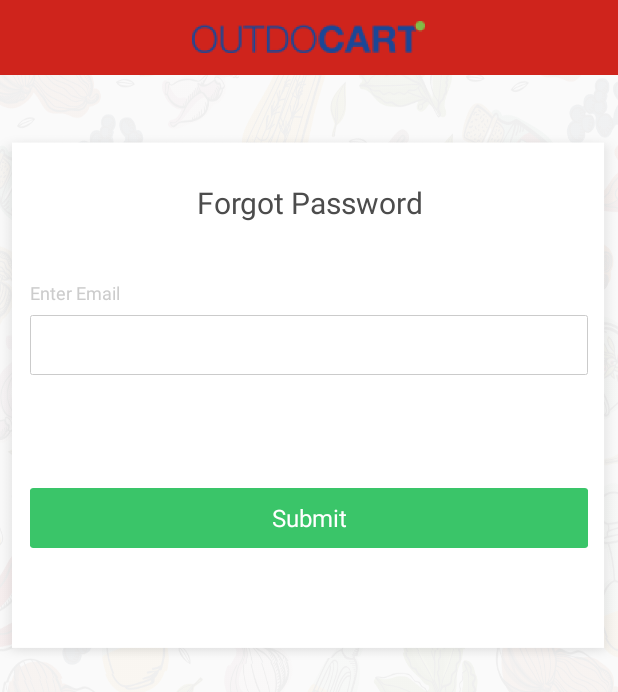
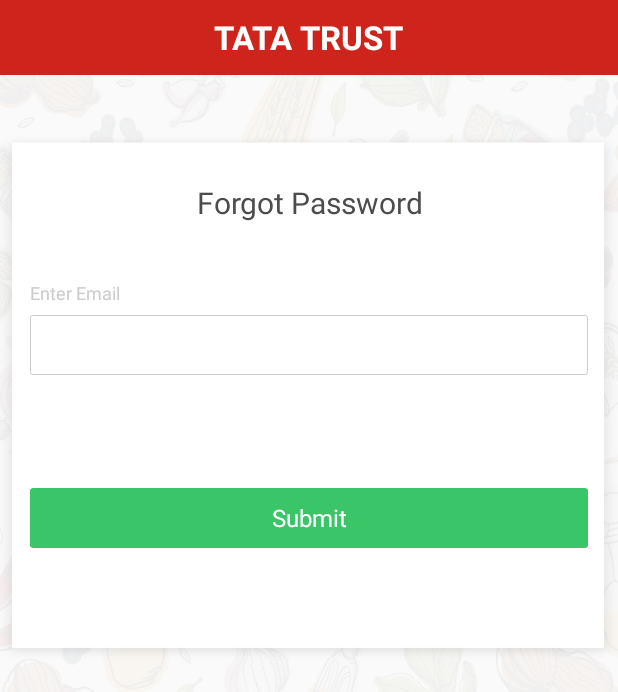
Before and after one commit to ruhibhandari21/FoodDelivery, an Android app: the ForgotPasswordActivity screen opened directly, with no data from a screen before it, on a phone screen of 412 x 824 dp. Shown: the top 692 px of the screen. Run offline under Robolectric (Android 15) with nearby library versions, the phone set to English and light mode, and no system bars.

```diff
--- a/app/src/main/java/com/cloverinfosoft/fooddelivery/dashboard/AddToCartActivity.java
+++ b/app/src/main/java/com/cloverinfosoft/fooddelivery/dashboard/AddToCartActivity.java
@@ -192,6 +192,12 @@
                 if (jsonObject.optString("status").equals("success")) {
                     int quantity = 0;
                     JSONArray jsonArray = jsonObject.optJSONArray("items");
+                    if(jsonArray.length()==0)
+                    {
+                        tv_noitem.setVisibility(View.VISIBLE);
+                        add_to_cart.setVisibility(View.GONE);
+                        return;
+                    }
                     for (int i = 0; i < jsonArray.length(); i++) {
                         JSONObject jsonObject1 = jsonArray.optJSONObject(i);
                         CartItemsModel cartItemsModel = new CartItemsModel();
@@ -249,12 +255,12 @@
                 break;
 
             case "makeDummyOrderReadyForOnlinePayment":
-                if (jsonObject.optString("status").equals("success")) {
+              //  if (jsonObject.optString("status").equals("success")) {
                     callupdateDummyOrderBytxnid(jsonObject.optString("paymentId"));
 
-                } else {
-                    Toast.makeText(mContext, jsonObject.optString("msg"), Toast.LENGTH_SHORT).show();
-                }
+//                } else {
+//                    Toast.makeText(mContext, jsonObject.optString("msg"), Toast.LENGTH_SHORT).show();
+//                }
                 break;
             case "updateDummyOrderBytxnid":
                 if (jsonObject.optString("status").equals("success")) {
--- a/app/src/main/res/layout/activity_dashboard.xml
+++ b/app/src/main/res/layout/activity_dashboard.xml
@@ -25,13 +25,16 @@
             android:layout_width="match_parent"
             android:background="@color/colorRed"
             android:layout_height="50dp">
-            <ImageView
+            <TextView
                 android:textColor="@color/colorWhite"
                 android:layout_width="wrap_content"
                 android:layout_height="wrap_content"
-
+android:text="TATA TRUST"
+                android:textAllCaps="true"
+                android:fontFamily="sans-serif"
+                android:textSize="22sp"
+                android:textStyle="bold"
                 android:layout_centerInParent="true"
-                android:src="@mipmap/logo"
 
                 />
         </RelativeLayout>
--- a/app/src/main/res/layout/activity_forgot_password.xml
+++ b/app/src/main/res/layout/activity_forgot_password.xml
@@ -1,153 +1,154 @@
 <?xml version="1.0" encoding="utf-8"?>
-<ScrollView
-    xmlns:android="http://schemas.android.com/apk/res/android"
+<ScrollView xmlns:android="http://schemas.android.com/apk/res/android"
     android:layout_width="match_parent"
-    android:background="@mipmap/login_pattern"
     android:layout_height="match_parent"
-    >
+    android:background="@mipmap/login_pattern">
+
     <LinearLayout
         android:id="@+id/activity_login"
         android:layout_width="match_parent"
         android:layout_height="match_parent"
-        android:orientation="vertical"
-        >
+        android:orientation="vertical">
+
         <RelativeLayout
             android:layout_width="match_parent"
-            android:background="@color/colorRed"
-            android:layout_height="50dp">
-            <ImageView
-                android:textColor="@color/colorWhite"
+            android:layout_height="50dp"
+            android:background="@color/colorRed">
+
+            <TextView
                 android:layout_width="wrap_content"
                 android:layout_height="wrap_content"
-
                 android:layout_centerInParent="true"
-                android:src="@mipmap/logo"
+                android:fontFamily="sans-serif"
+                android:text="TATA TRUST"
+                android:textAllCaps="true"
+                android:textColor="@color/colorWhite"
+                android:textSize="22sp"
+                android:textStyle="bold"
 
                 />
         </RelativeLayout>
+
         <LinearLayout
-            android:elevation="2dp"
-            android:padding="10dp"
+            android:layout_width="match_parent"
+            android:layout_height="350dp"
             android:layout_marginTop="40dp"
             android:background="@mipmap/login_bg"
+            android:elevation="2dp"
             android:orientation="vertical"
-            android:layout_width="match_parent"
-            android:layout_height="350dp">
+            android:padding="10dp">
 
             <TextView
                 android:id="@+id/tv_title"
-                android:textColor="@color/colorTextColor"
                 android:layout_width="match_parent"
                 android:layout_height="50dp"
+                android:layout_marginTop="10dp"
                 android:fontFamily="sans-serif"
                 android:gravity="center"
                 android:text="Forgot Password"
-                android:layout_marginTop="10dp"
-                android:textSize="20sp"
-                />
+                android:textColor="@color/colorTextColor"
+                android:textSize="20sp" />
 
             <LinearLayout
+                android:layout_width="match_parent"
+                android:layout_height="wrap_content"
                 android:layout_marginRight="10dp"
                 android:layout_marginTop="20dp"
-                android:weightSum="2"
                 android:orientation="vertical"
-                android:layout_width="match_parent"
-                android:layout_height="wrap_content">
+                android:weightSum="2">
 
                 <TextView
+                    android:layout_width="match_parent"
+                    android:layout_height="30dp"
                     android:layout_marginLeft="10dp"
                     android:layout_weight="1.3"
-                    android:textColor="@color/colorLabelColor"
-                    android:layout_width="match_parent"
-                    android:layout_height="30dp"
                     android:gravity="center|left"
                     android:paddingRight="10dp"
                     android:text="Enter Email"
-                    android:textSize="12sp"
-                    />
+                    android:textColor="@color/colorLabelColor"
+                    android:textSize="12sp" />
 
                 <EditText
-                    android:layout_marginLeft="10dp"
-                    android:paddingLeft="10dp"
-                    android:paddingRight="10dp"
-                    android:inputType="textEmailAddress"
                     android:id="@+id/edt_emailid"
-                    android:layout_weight="0.7"
                     style="@style/EditTextStyle"
                     android:layout_width="match_parent"
-                    android:layout_height="40dp" />
+                    android:layout_height="40dp"
+                    android:layout_marginLeft="10dp"
+                    android:layout_weight="0.7"
+                    android:inputType="textEmailAddress"
+                    android:paddingLeft="10dp"
+                    android:paddingRight="10dp" />
 
                 <TextView
-                    android:visibility="gone"
                     android:id="@+id/tv_validation"
+                    android:layout_width="wrap_content"
+                    android:layout_height="wrap_content"
+                    android:layout_marginLeft="10dp"
                     android:layout_marginTop="5dp"
-                    android:layout_marginLeft="10dp"
                     android:text="Valid Email"
                     android:textColor="@color/colorRed"
                     android:textSize="11sp"
-                    android:layout_width="wrap_content"
-                    android:layout_height="wrap_content" />
+                    android:visibility="gone" />
 
 
             </LinearLayout>
 
             <LinearLayout
-                android:visibility="gone"
+                android:layout_width="match_parent"
+                android:layout_height="wrap_content"
                 android:layout_marginRight="10dp"
                 android:layout_marginTop="20dp"
-            android:weightSum="2"
                 android:orientation="vertical"
-            android:layout_width="match_parent"
-            android:layout_height="wrap_content">
+                android:visibility="gone"
+                android:weightSum="2">
 
                 <TextView
+                    android:layout_width="match_parent"
+                    android:layout_height="30dp"
                     android:layout_marginLeft="10dp"
                     android:layout_weight="1.3"
-                android:textColor="@color/colorLabelColor"
-                android:layout_width="match_parent"
-                android:layout_height="30dp"
                     android:gravity="center|left"
                     android:paddingRight="10dp"
                     android:text="Enter Password"
-                android:textSize="12sp"
-                />
+                    android:textColor="@color/colorLabelColor"
+                    android:textSize="12sp" />
 
                 <EditText
-                android:layout_marginLeft="10dp"
-                android:paddingLeft="10dp"
-                android:paddingRight="10dp"
-                android:inputType="textPassword"
                     android:id="@+id/edt_password"
-                android:layout_weight="0.7"
                     style="@style/EditTextStyle"
                     android:layout_width="match_parent"
-                android:layout_height="40dp" />
+                    android:layout_height="40dp"
+                    android:layout_marginLeft="10dp"
+                    android:layout_weight="0.7"
+                    android:inputType="textPassword"
+                    android:paddingLeft="10dp"
+                    android:paddingRight="10dp" />
 
 
             </LinearLayout>
 
 
             <RelativeLayout
+                android:layout_width="match_parent"
+                android:layout_height="50dp"
                 android:layout_marginTop="50dp"
-                android:orientation="horizontal"
-                android:layout_width="match_parent"
-                android:layout_height="50dp">
+                android:orientation="horizontal">
+
                 <Button
                     android:id="@+id/btn_send"
-                    android:fontFamily="sans-serif"
                     android:layout_width="match_parent"
                     android:layout_height="40dp"
-                    android:gravity="center"
-                    android:textAllCaps="false"
+                    android:layout_centerInParent="true"
+                    android:layout_gravity="center"
                     android:layout_marginLeft="10dp"
                     android:layout_marginRight="10dp"
+                    android:background="@mipmap/login_btn"
+                    android:fontFamily="sans-serif"
+                    android:gravity="center"
                     android:text="Submit"
-                    android:layout_centerInParent="true"
-                    android:layout_gravity="center"
-                    android:textSize="16sp"
+                    android:textAllCaps="false"
                     android:textColor="@color/colorWhite"
-                    android:background="@mipmap/login_btn"
-                    />
+                    android:textSize="16sp" />
                 <!--  <Button
                       android:visibility="gone"
                       android:id="@+id/btn_signup"
@@ -168,16 +169,15 @@
 
 
             <TextView
-                android:visibility="visible"
                 android:id="@+id/tv_link"
-                android:textColor="@color/colorLabelColor"
-                android:textSize="12sp"
-                android:gravity="center"
                 android:layout_width="match_parent"
                 android:layout_height="70dp"
                 android:fontFamily="sans-serif"
+                android:gravity="center"
                 android:text="A reset link has been sent to your email address"
-                />
+                android:textColor="@color/colorLabelColor"
+                android:textSize="12sp"
+                android:visibility="visible" />
         </LinearLayout>
 
     </LinearLayout>
--- a/app/src/main/res/layout/activity_login.xml
+++ b/app/src/main/res/layout/activity_login.xml
@@ -15,13 +15,16 @@
         android:layout_width="match_parent"
         android:background="@color/colorRed"
         android:layout_height="50dp">
-        <ImageView
+        <TextView
             android:textColor="@color/colorWhite"
             android:layout_width="wrap_content"
             android:layout_height="wrap_content"
-
+            android:text="TATA TRUST"
+            android:textAllCaps="true"
+            android:fontFamily="sans-serif"
+            android:textSize="22sp"
+            android:textStyle="bold"
             android:layout_centerInParent="true"
-            android:src="@mipmap/logo"
 
             />
     </RelativeLayout>
```
Lines whose indentation alone changed are shown as unchanged.
